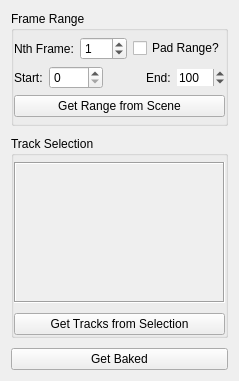
The window that bakeAllAnim_v01.ui (TicTac-93/bakeAllAnim) describes before a commit, drawn with Qt 5.
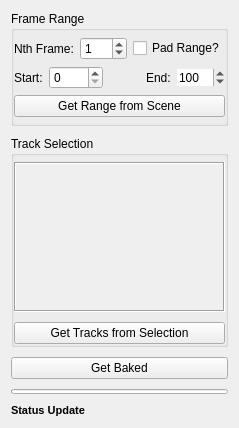
The same window after the commit.

Commit message: - Added functionality to Frame Range and Track Selection parts of UI

```diff
--- a/bakeAllAnim_v01.ui
+++ b/bakeAllAnim_v01.ui
@@ -7,7 +7,7 @@
     <x>0</x>
     <y>0</y>
     <width>227</width>
-    <height>381</height>
+    <height>409</height>
    </rect>
   </property>
   <property name="sizePolicy">
@@ -199,7 +199,7 @@
         <property name="minimumSize">
          <size>
           <width>0</width>
-          <height>100</height>
+          <height>150</height>
          </size>
         </property>
         <property name="frameShape">
@@ -217,10 +217,26 @@
            <x>0</x>
            <y>0</y>
            <width>203</width>
-           <height>158</height>
+           <height>146</height>
           </rect>
          </property>
-         <layout class="QVBoxLayout" name="verticalLayout_3"/>
+         <layout class="QVBoxLayout" name="verticalLayout_3">
+          <property name="spacing">
+           <number>0</number>
+          </property>
+          <property name="leftMargin">
+           <number>5</number>
+          </property>
+          <property name="topMargin">
+           <number>0</number>
+          </property>
+          <property name="rightMargin">
+           <number>5</number>
+          </property>
+          <property name="bottomMargin">
+           <number>0</number>
+          </property>
+         </layout>
         </widget>
        </widget>
       </item>
@@ -241,6 +257,67 @@
      </property>
     </widget>
    </item>
+   <item>
+    <widget class="QProgressBar" name="bar_progress">
+     <property name="sizePolicy">
+      <sizepolicy hsizetype="Expanding" vsizetype="Fixed">
+       <horstretch>0</horstretch>
+       <verstretch>0</verstretch>
+      </sizepolicy>
+     </property>
+     <property name="maximumSize">
+      <size>
+       <width>16777215</width>
+       <height>5</height>
+      </size>
+     </property>
+     <property name="baseSize">
+      <size>
+       <width>0</width>
+       <height>0</height>
+      </size>
+     </property>
+     <property name="maximum">
+      <number>100</number>
+     </property>
+     <property name="value">
+      <number>0</number>
+     </property>
+     <property name="textVisible">
+      <bool>false</bool>
+     </property>
+     <property name="orientation">
+      <enum>Qt::Horizontal</enum>
+     </property>
+     <property name="invertedAppearance">
+      <bool>false</bool>
+     </property>
+    </widget>
+   </item>
+   <item>
+    <widget class="QLabel" name="lbl_status">
+     <property name="font">
+      <font>
+       <pointsize>8</pointsize>
+       <weight>75</weight>
+       <bold>true</bold>
+       <kerning>true</kerning>
+      </font>
+     </property>
+     <property name="frameShape">
+      <enum>QFrame::NoFrame</enum>
+     </property>
+     <property name="frameShadow">
+      <enum>QFrame::Plain</enum>
+     </property>
+     <property name="text">
+      <string>Status Update</string>
+     </property>
+     <property name="textFormat">
+      <enum>Qt::AutoText</enum>
+     </property>
+    </widget>
+   </item>
   </layout>
  </widget>
  <resources/>
```
Left out of the diff: 50 changed lines with no effect on the pictures. The commit also changes 1 other file.
